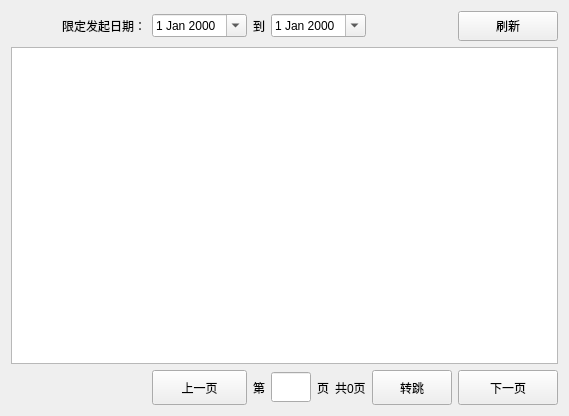
This is papertable.ui in RicheyJang/RJResManager-Client- as Qt 5 draws it before an edit. The edited form follows.
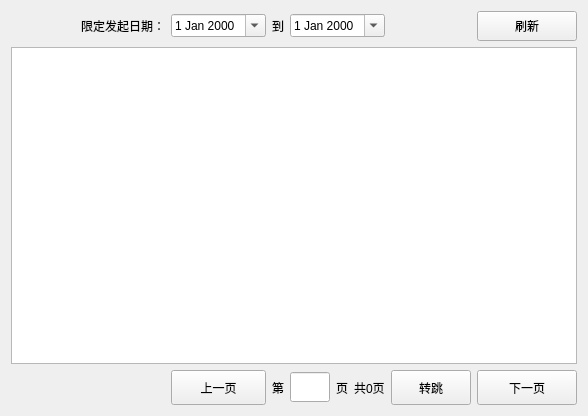
This is the edited form.

What changed in the file:
```diff
--- a/papertable.ui
+++ b/papertable.ui
@@ -6,7 +6,7 @@
    <rect>
     <x>0</x>
     <y>0</y>
-    <width>569</width>
+    <width>588</width>
     <height>416</height>
    </rect>
   </property>
```
Left out of the diff: 3 changed lines with no effect on the pictures.
